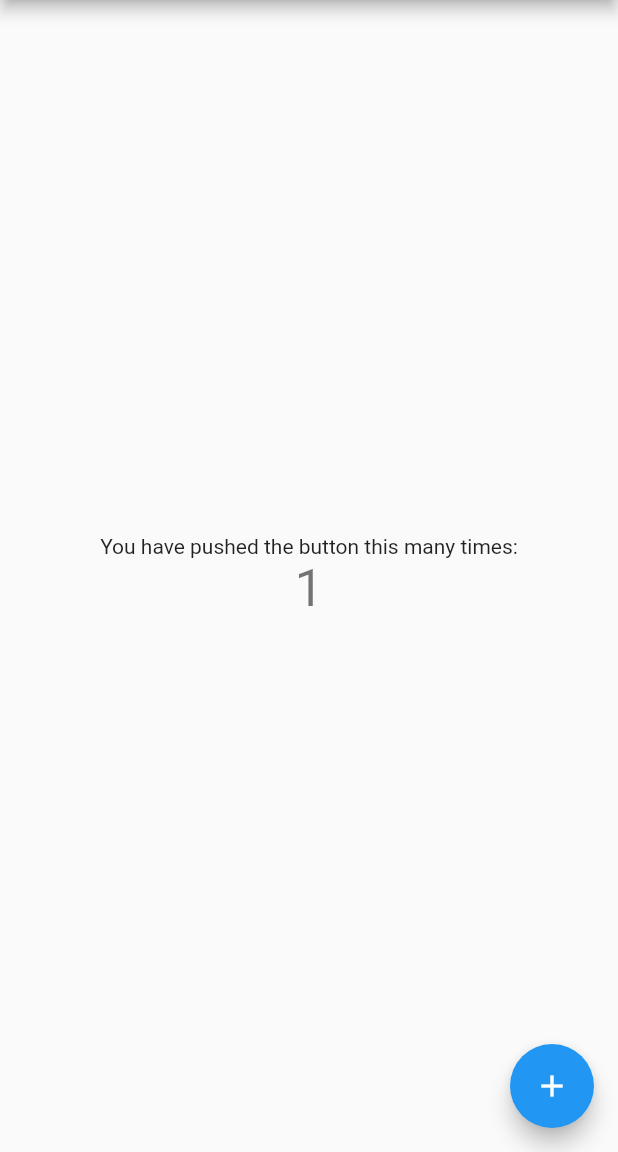
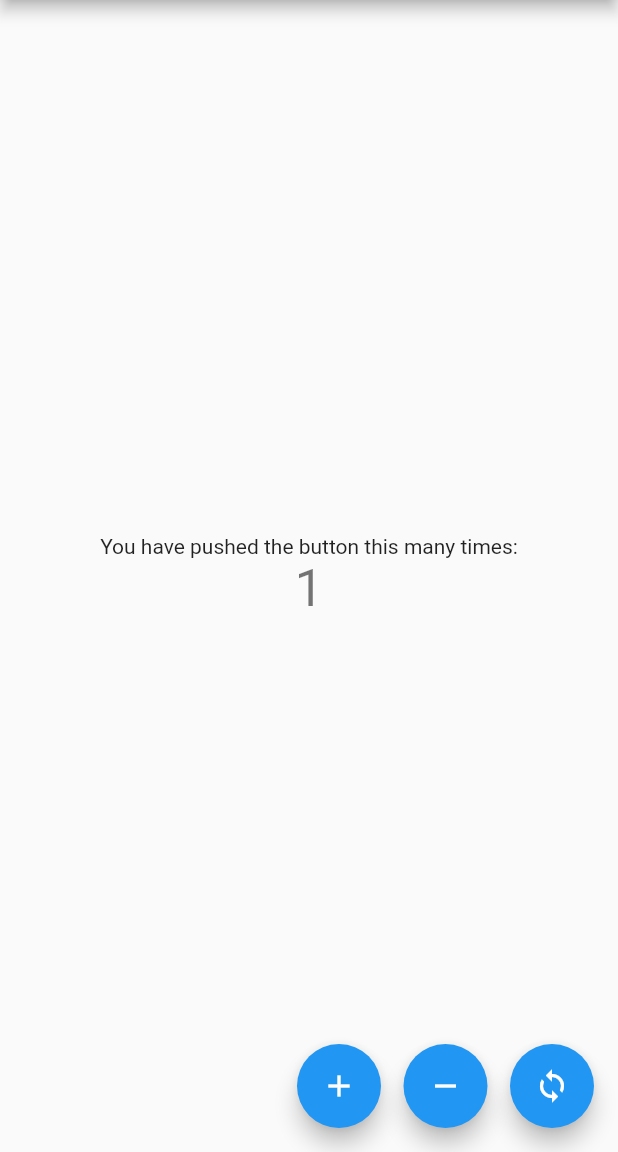
Before and after one commit to msnmuhsinpt/counter_app, a Flutter app: the screen it shows after launch, after a tap on the "add" icon, on a phone screen of 412 x 824 dp, the part 84-1236 px from its top. Run offline on Flutter 3.47's test engine with Material 2 defaults, Android fonts, the phone set to English and light mode, and no system bars; our stand-ins replace flutter_bloc.

Commit message:
final commit

```diff
--- /dev/null
+++ b/lib/bloc/counter_bloc.dart
@@ -0,0 +1,26 @@
+import 'package:flutter/cupertino.dart';
+import 'package:flutter_bloc/flutter_bloc.dart';
+
+part 'counter_event.dart';
+part 'counter_state.dart';
+
+class CounterBloc extends Bloc<CounterEvent, CounterState> {
+  CounterBloc() : super(InitialState()) {
+    on<Increment>((event, emit) {
+      final currentStateValue = state.count;
+      final incrementValue = currentStateValue + 1;
+      return emit(CounterState(count: incrementValue));
+    });
+    on<Decrement>((event, emit) {
+      final currentStateValue = state.count;
+      final decrementValue = currentStateValue - 1;
+      return emit(CounterState(count: decrementValue));
+    });
+
+    on<Reset>((event, emit) {
+      var currentStateValue = state.count;
+      final resetValue = currentStateValue = 0;
+      return emit(CounterState(count: resetValue));
+    });
+  }
+}
--- /dev/null
+++ b/lib/bloc/counter_event.dart
@@ -0,0 +1,13 @@
+part of 'counter_bloc.dart';
+
+@immutable
+abstract class CounterEvent {}
+
+class Increment extends CounterEvent {
+
+
+}
+
+class Decrement extends CounterEvent {}
+
+class Reset extends CounterEvent {}
--- /dev/null
+++ b/lib/bloc/counter_state.dart
@@ -0,0 +1,10 @@
+part of 'counter_bloc.dart';
+class CounterState {
+  final int count;
+
+  CounterState({required this.count});
+}
+
+class InitialState extends CounterState {
+  InitialState() : super(count: 0);
+}
--- a/lib/main.dart
+++ b/lib/main.dart
@@ -1,4 +1,6 @@
+import 'package:counter_app/bloc/counter_bloc.dart';
 import 'package:flutter/material.dart';
+import 'package:flutter_bloc/flutter_bloc.dart';
 
 void main() {
   runApp(const MyApp());
@@ -10,105 +12,88 @@ class MyApp extends StatelessWidget {
   // This widget is the root of your application.
   @override
   Widget build(BuildContext context) {
-    return MaterialApp(
+    // add bloc
+    return BlocProvider(
+      create: (context) => CounterBloc(),
+      child: MaterialApp(
+        debugShowCheckedModeBanner: false,
         title: 'Flutter Demo',
         theme: ThemeData(
-        // This is the theme of your application.
-        //
-        // Try running your application with "flutter run". You'll see the
-        // application has a blue toolbar. Then, without quitting the app, try
-        // changing the primarySwatch below to Colors.green and then invoke
-        // "hot reload" (press "r" in the console where you ran "flutter run",
-        // or simply save your changes to "hot reload" in a Flutter IDE).
-        // Notice that the counter didn't reset back to zero; the application
-        // is not restarted.
           primarySwatch: Colors.blue,
         ),
         home: const MyHomePage(title: 'Flutter Demo Home Page'),
+      ),
     );
   }
 }
 
-class MyHomePage extends StatefulWidget {
-  const MyHomePage({super.key, required this.title});
-
-  // This widget is the home page of your application. It is stateful, meaning
-  // that it has a State object (defined below) that contains fields that affect
-  // how it looks.
-
-  // This class is the configuration for the state. It holds the values (in this
-  // case the title) provided by the parent (in this case the App widget) and
-  // used by the build method of the State. Fields in a Widget subclass are
-  // always marked "final".
-
+class MyHomePage extends StatelessWidget {
   final String title;
 
-  @override
-  State<MyHomePage> createState() => _MyHomePageState();
-}
-
-class _MyHomePageState extends State<MyHomePage> {
-  int _counter = 0;
-
-  void _incrementCounter() {
-    setState(() {
-      // This call to setState tells the Flutter framework that something has
-      // changed in this State, which causes it to rerun the build method below
-      // so that the display can reflect the updated values. If we changed
-      // _counter without calling setState(), then the build method would not be
-      // called again, and so nothing would appear to happen.
-      _counter++;
-    });
-  }
+  const MyHomePage({super.key, required this.title});
 
   @override
   Widget build(BuildContext context) {
-    // This method is rerun every time setState is called, for instance as done
-    // by the _incrementCounter method above.
-    //
-    // The Flutter framework has been optimized to make rerunning build methods
-    // fast, so that you can just rebuild anything that needs updating rather
-    // than having to individually change instances of widgets.
     return Scaffold(
       appBar: AppBar(
-        // Here we take the value from the MyHomePage object that was created by
-        // the App.build method, and use it to set our appbar title.
-        title: Text(widget.title),
+        title: Text(title),
       ),
       body: Center(
-        // Center is a layout widget. It takes a single child and positions it
-        // in the middle of the parent.
         child: Column(
-          // Column is also a layout widget. It takes a list of children and
-          // arranges them vertically. By default, it sizes itself to fit its
-          // children horizontally, and tries to be as tall as its parent.
-          //
-          // Invoke "debug painting" (press "p" in the console, choose the
-          // "Toggle Debug Paint" action from the Flutter Inspector in Android
-          // Studio, or the "Toggle Debug Paint" command in Visual Studio Code)
-          // to see the wireframe for each widget.
-          //
-          // Column has various properties to control how it sizes itself and
-          // how it positions its children. Here we use mainAxisAlignment to
-          // center the children vertically; the main axis here is the vertical
-          // axis because Columns are vertical (the cross axis would be
-          // horizontal).
           mainAxisAlignment: MainAxisAlignment.center,
           children: <Widget>[
             const Text(
               'You have pushed the button this many times:',
             ),
-            Text(
-              '$_counter',
+            //bloc return ui change
+            BlocBuilder<CounterBloc, CounterState>(
+              builder: (context, state) {
+                return Text(
+                  '${state.count}',
                   style: Theme.of(context).textTheme.headline4,
+                );
+              },
             ),
           ],
         ),
       ),
-      floatingActionButton: FloatingActionButton(
-        onPressed: _incrementCounter,
+      floatingActionButton: Row(
+        mainAxisAlignment: MainAxisAlignment.end,
+        children: [
+          // increment count
+          FloatingActionButton(
+            onPressed: () {
+              //listen  bloc event
+              BlocProvider.of<CounterBloc>(context).add(Increment());
+            },
             tooltip: 'Increment',
             child: const Icon(Icons.add),
+          ),
+          const SizedBox(
+            width: 15,
+          ),
+          // decrement count
+          FloatingActionButton(
+            onPressed: () {
+              //listen  bloc event
+              BlocProvider.of<CounterBloc>(context).add(Decrement());
+            },
+            tooltip: 'Decrement',
+            child: const Icon(Icons.remove),
+          ),
+          const SizedBox(
+            width: 15,
+          ),
+          // reset count
+          FloatingActionButton(
+            onPressed: () {
+              //listen  bloc event
+              BlocProvider.of<CounterBloc>(context).add(Reset());
+            },
+            tooltip: 'Reset',
+            child: const Icon(Icons.loop),
+          ),
+        ],
       ), // This trailing comma makes auto-formatting nicer for build methods.
     );
   }
--- a/pubspec.yaml
+++ b/pubspec.yaml
@@ -36,6 +36,7 @@ dependencies:
   # The following adds the Cupertino Icons font to your application.
   # Use with the CupertinoIcons class for iOS style icons.
   cupertino_icons: ^1.0.2
+  flutter_bloc: ^8.1.1
 
 dev_dependencies:
   flutter_test:
```
Also changed, not shown: pubspec.lock, 1 other file. Lines whose indentation alone changed are shown as unchanged.
